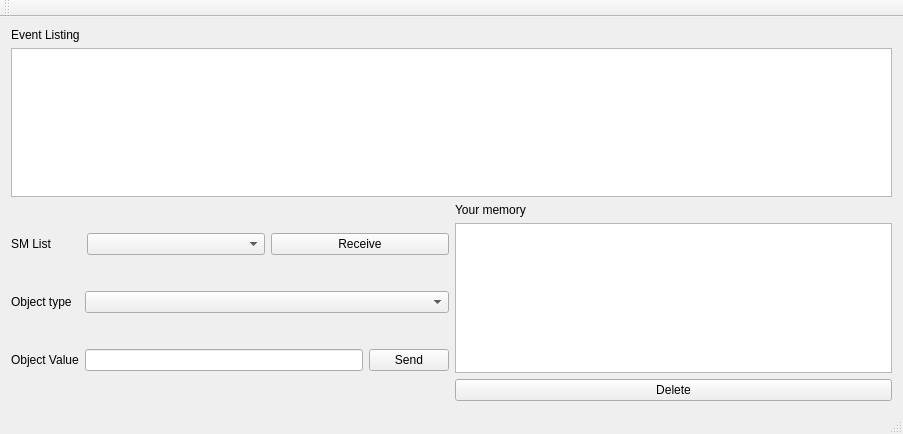
The window that TmpDB_Client/mainwindow.ui (lcieply/DateBase_SM) describes before a commit, drawn with Qt 5.
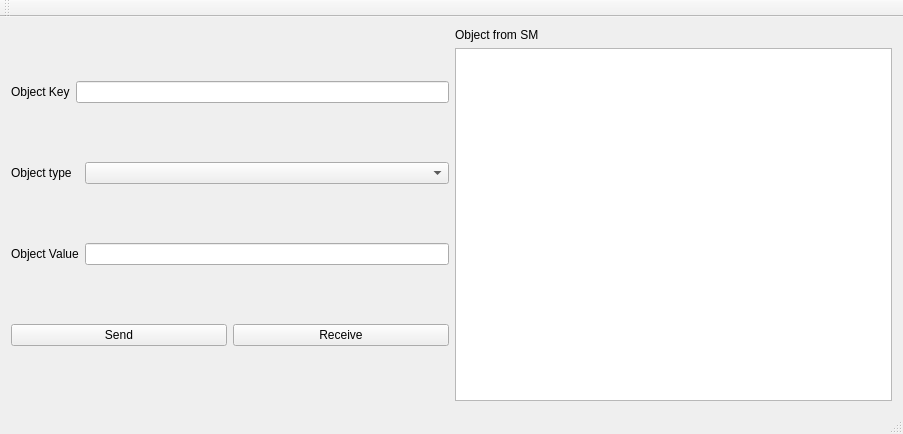
The same window after the commit.

Commit message: QT - Zmiana okienka

Patch:
```diff
--- a/TmpDB_Client/mainwindow.ui
+++ b/TmpDB_Client/mainwindow.ui
@@ -18,18 +18,7 @@
     <item>
      <layout class="QVBoxLayout" name="verticalLayout_4">
       <item>
-       <layout class="QVBoxLayout" name="verticalLayout">
-        <item>
-         <widget class="QLabel" name="label">
-          <property name="text">
-           <string>Event Listing</string>
-          </property>
-         </widget>
-        </item>
-        <item>
-         <widget class="QListWidget" name="listWidget"/>
-        </item>
-       </layout>
+       <layout class="QVBoxLayout" name="verticalLayout"/>
       </item>
       <item>
        <layout class="QHBoxLayout" name="horizontalLayout_4">
@@ -46,24 +35,17 @@
                </sizepolicy>
               </property>
               <property name="text">
-               <string>SM List         </string>
+               <string>Object Key</string>
               </property>
              </widget>
             </item>
             <item>
-             <widget class="QComboBox" name="comboBox"/>
-            </item>
-            <item>
-             <widget class="QPushButton" name="pushButton">
-              <property name="text">
-               <string>Receive</string>
-              </property>
-             </widget>
+             <widget class="QLineEdit" name="lineEdit_3"/>
             </item>
            </layout>
           </item>
           <item>
-           <layout class="QHBoxLayout" name="horizontalLayout_2">
+           <layout class="QHBoxLayout" name="horizontalLayout_5">
             <item>
              <widget class="QLabel" name="label_3">
               <property name="sizePolicy">
@@ -83,7 +65,7 @@
            </layout>
           </item>
           <item>
-           <layout class="QHBoxLayout" name="horizontalLayout_3">
+           <layout class="QHBoxLayout" name="horizontalLayout_2">
             <item>
              <widget class="QLabel" name="label_5">
               <property name="text">
@@ -94,6 +76,10 @@
             <item>
              <widget class="QLineEdit" name="lineEdit"/>
             </item>
+           </layout>
+          </item>
+          <item>
+           <layout class="QHBoxLayout" name="horizontalLayout_3">
             <item>
              <widget class="QPushButton" name="pushButton_2">
               <property name="text">
@@ -101,6 +87,13 @@
               </property>
              </widget>
             </item>
+            <item>
+             <widget class="QPushButton" name="pushButton">
+              <property name="text">
+               <string>Receive</string>
+              </property>
+             </widget>
+            </item>
            </layout>
           </item>
          </layout>
@@ -110,20 +103,13 @@
           <item>
            <widget class="QLabel" name="label_4">
             <property name="text">
-             <string>Your memory</string>
+             <string>Object from SM</string>
             </property>
            </widget>
           </item>
           <item>
            <widget class="QListWidget" name="listWidget_2"/>
           </item>
-          <item>
-           <widget class="QPushButton" name="pushButton_3">
-            <property name="text">
-             <string>Delete</string>
-            </property>
-           </widget>
-          </item>
          </layout>
         </item>
        </layout>
```
The commit also changes 2 other files.
